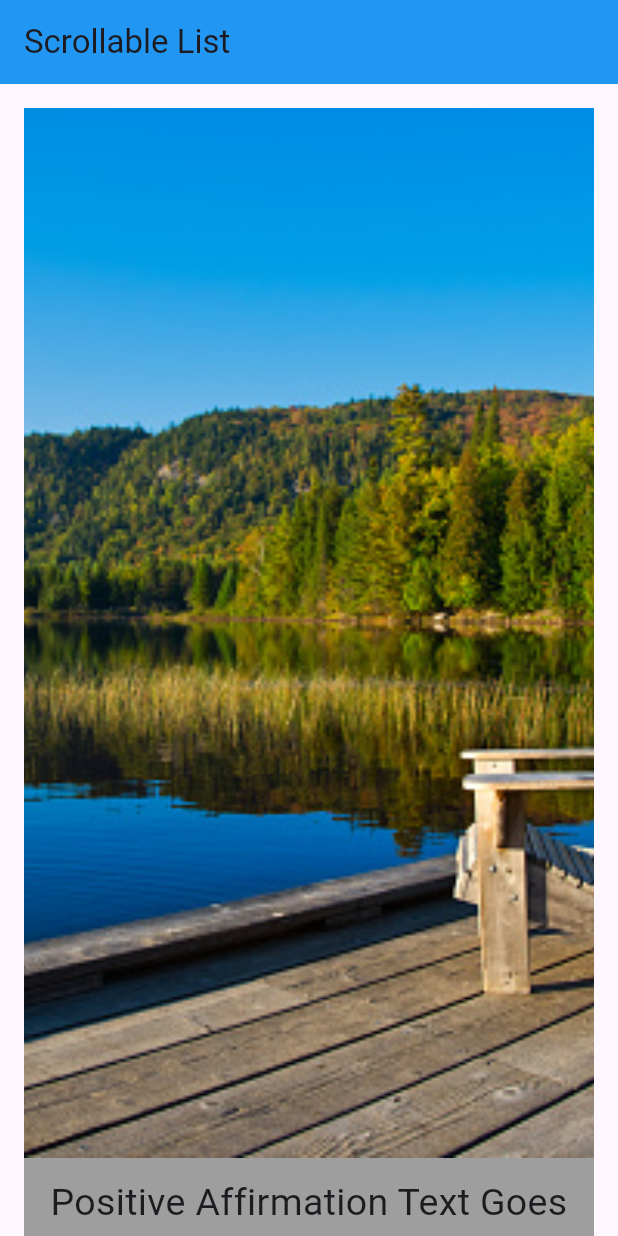
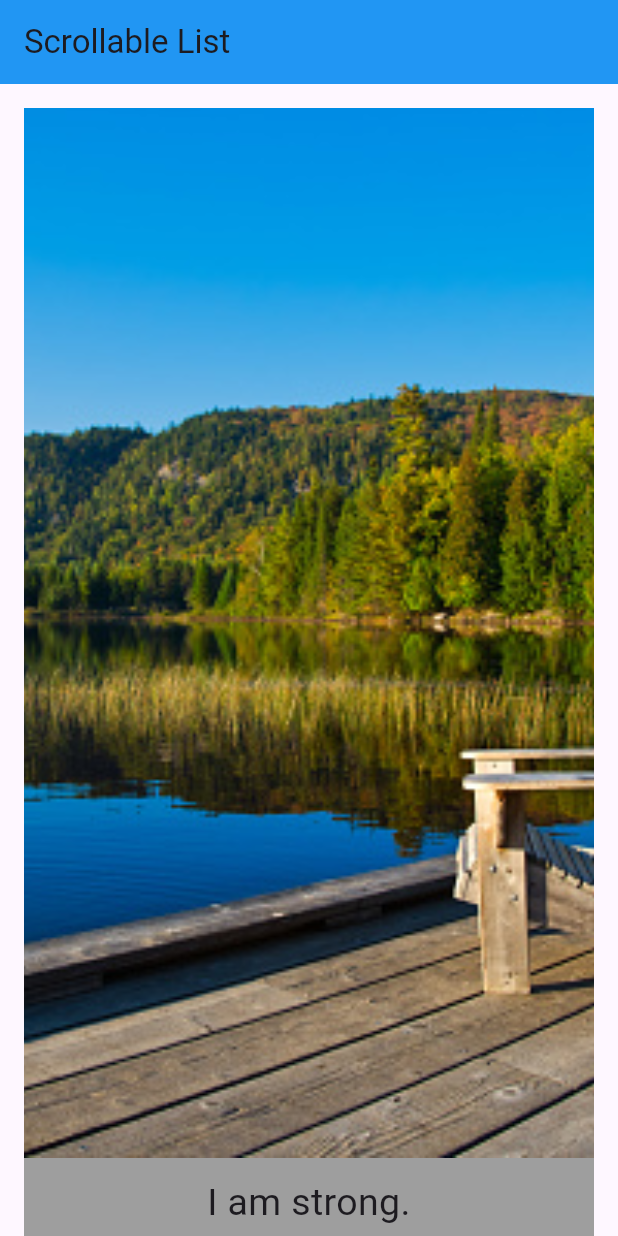
Before and after one commit to imiranda8186/cecs_453_lab_3, a Flutter app: the screen it shows after launch, on a phone screen of 412 x 824 dp. Run offline on Flutter 3.47's test engine with Material 3 defaults, Android fonts, the light colour scheme and no system bars.

Commit message:
Submission version

```diff
--- a/lib/main.dart
+++ b/lib/main.dart
@@ -16,24 +16,33 @@ class MainApp extends StatelessWidget {
           title: Text("Scrollable List"),
           backgroundColor: Colors.blue,
         ),
+        //Main body of the program is a ListView since that allows for the objects to be scrollable
+        //Chose vertical scrolling, seemed closest to the sample output
         body: ListView(
           padding: const EdgeInsets.all(16),
+          //Children is a list of widgets
           children: <Widget>[
             //This is where all the images and captions will go
             Column(
+              //.stretch used to make each child (image and caption) as wide as possible
               crossAxisAlignment: CrossAxisAlignment.stretch,
               children: [
                 Image.asset('assets/images/lake1.jpg', height: 700, width: double.infinity, fit: BoxFit.cover),
+                //Container used to make the text look more like a caption with the grey color instead of the text
+                //not being attached to the image
                 Container(
                   padding: EdgeInsets.all(12),
                   color: Colors.grey,
-                  child: Text("Positive Affirmation Text Goes Here", textAlign: TextAlign.center, style: TextStyle(fontSize: 25))
+                  child: Text("I am strong.", textAlign: TextAlign.center, style: TextStyle(fontSize: 25))
                 )
 
               ]
             ),
 
+            //SizedBox for spacing
             SizedBox(height: 20),
+
+            //Every Column after this is the same as the first one, just with a different image and text.
 
             Column(
               crossAxisAlignment: CrossAxisAlignment.stretch,
@@ -42,7 +51,7 @@ class MainApp extends StatelessWidget {
                 Container(
                   padding: EdgeInsets.all(12),
                   color: Colors.grey,
-                  child: Text("Positive Affirmation Text Goes Here", textAlign: TextAlign.center, style: TextStyle(fontSize: 25))
+                  child: Text("I believe in myself.", textAlign: TextAlign.center, style: TextStyle(fontSize: 25))
                 )
               ]
             ),
@@ -56,7 +65,7 @@ class MainApp extends StatelessWidget {
                 Container(
                   padding: EdgeInsets.all(12),
                   color: Colors.grey,
-                  child: Text("Positive Affirmation Text Goes Here", textAlign: TextAlign.center, style: TextStyle(fontSize: 25))
+                  child: Text("Tomorrow is another day.", textAlign: TextAlign.center, style: TextStyle(fontSize: 25))
                 )
               ]
             ),
@@ -71,7 +80,8 @@ class MainApp extends StatelessWidget {
                 Container(
                   padding: EdgeInsets.all(12),
                   color: Colors.grey,
-                  child: Text("Positive Affirmation Text Goes Here", textAlign: TextAlign.center, style: TextStyle(fontSize: 25))
+                  child: Text("It's better to try and fail than to never have tried at all.",
+                              textAlign: TextAlign.center, style: TextStyle(fontSize: 25))
                 )
               ]
             ),
```
